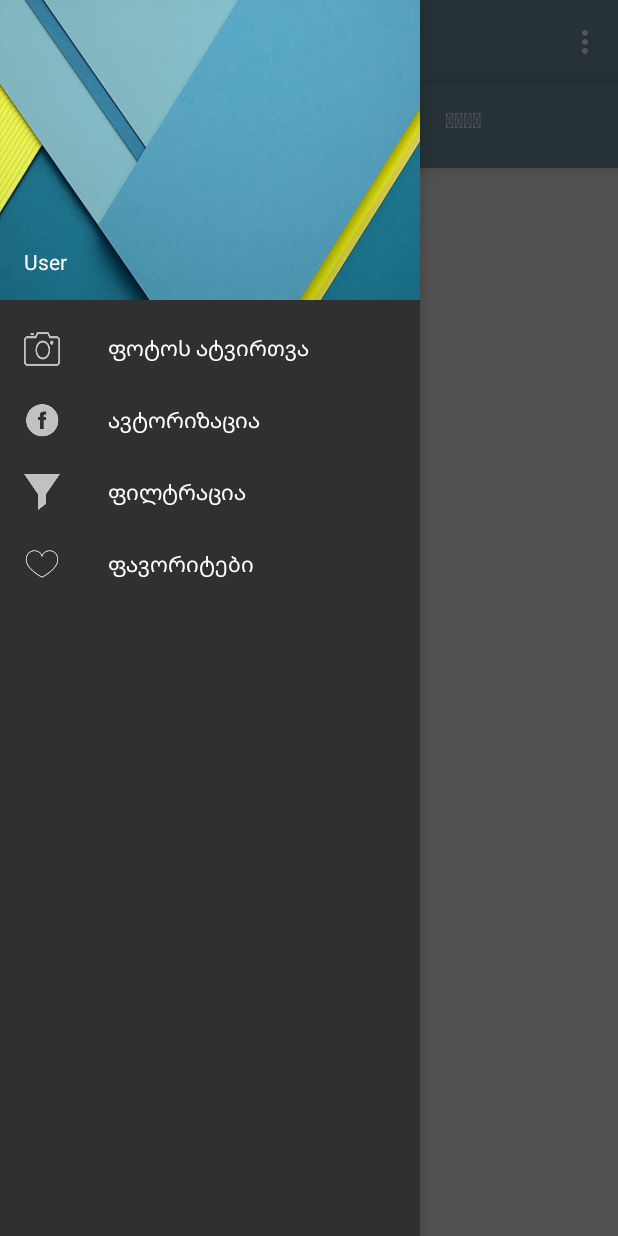
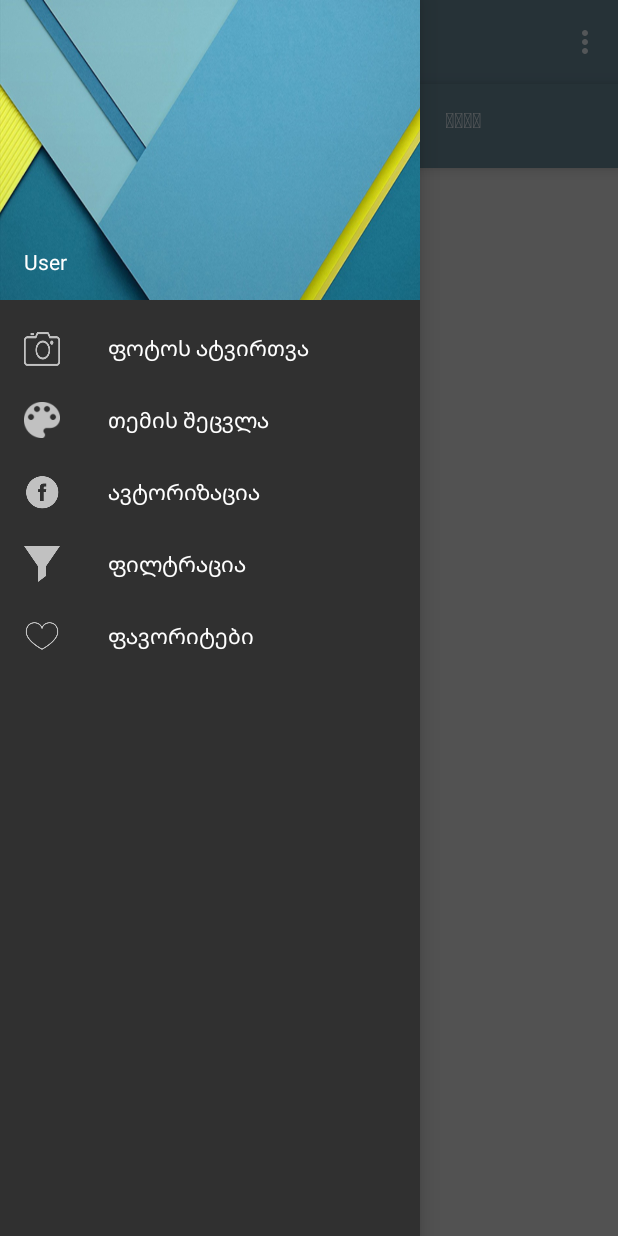
Before and after one commit to irakligeo/DAGS, an Android app: the screen it shows after launch (MainActivity), with the side drawer open, on a phone screen of 412 x 824 dp. Run offline under Robolectric (Android 15) with nearby library versions, the phone set to English and light mode, and no system bars; our stand-ins replace CircleImageView, Picasso, Volley; libraries missing offline, so code that uses them is left out: com.facebook, com.facebook.login; plain views replace ProfilePictureView; network calls fail; pictures from the network do not load; 4 statements that could not run were skipped.

Commit message:
vsio
dgeistvis sakmarisiaaaaaa
davigale

```diff
--- a/app/src/main/res/menu/drawer.xml
+++ b/app/src/main/res/menu/drawer.xml
@@ -6,6 +6,10 @@
             android:id="@+id/navigation_item_1"
             android:icon="@drawable/photoaparat"
             android:title="ფოტოს ატვირთვა" />
+        <item
+            android:id="@+id/navigation_item_style"
+            android:icon="@drawable/palitra_icon"
+            android:title="თემის შეცვლა" />
         <item
             android:id="@+id/navigation_item_2"
             android:icon="@drawable/fb_icon"
--- a/app/src/main/res/menu/menu_main.xml
+++ b/app/src/main/res/menu/menu_main.xml
@@ -3,6 +3,12 @@
     xmlns:app="http://schemas.android.com/apk/res-auto"
     xmlns:tools="http://schemas.android.com/tools"
     tools:context=".MainActivity">
+
+    <item
+        android:id="@+id/action_pallete"
+        android:title="@string/action_pallete"
+        android:orderInCategory="100"
+        app:showAsAction="never" />
 
     <item
         android:id="@+id/action_settings"
--- a/app/src/main/res/values/strings.xml
+++ b/app/src/main/res/values/strings.xml
@@ -64,6 +64,7 @@
     <string name="imgLinks">imgLinks</string>
     <string name="share_text_view_id">share</string>
     <string name="hashTag">hashTag</string>
+    <string name="action_pallete">თემის შეცვლა</string>
 
     <!-- spinner data (it's temporary)-->
     <string-array name="graphite_categories">
```
Also changed, not shown: app/src/main/java/geolab/dags/MainActivity.java (+11 -5 lines).
